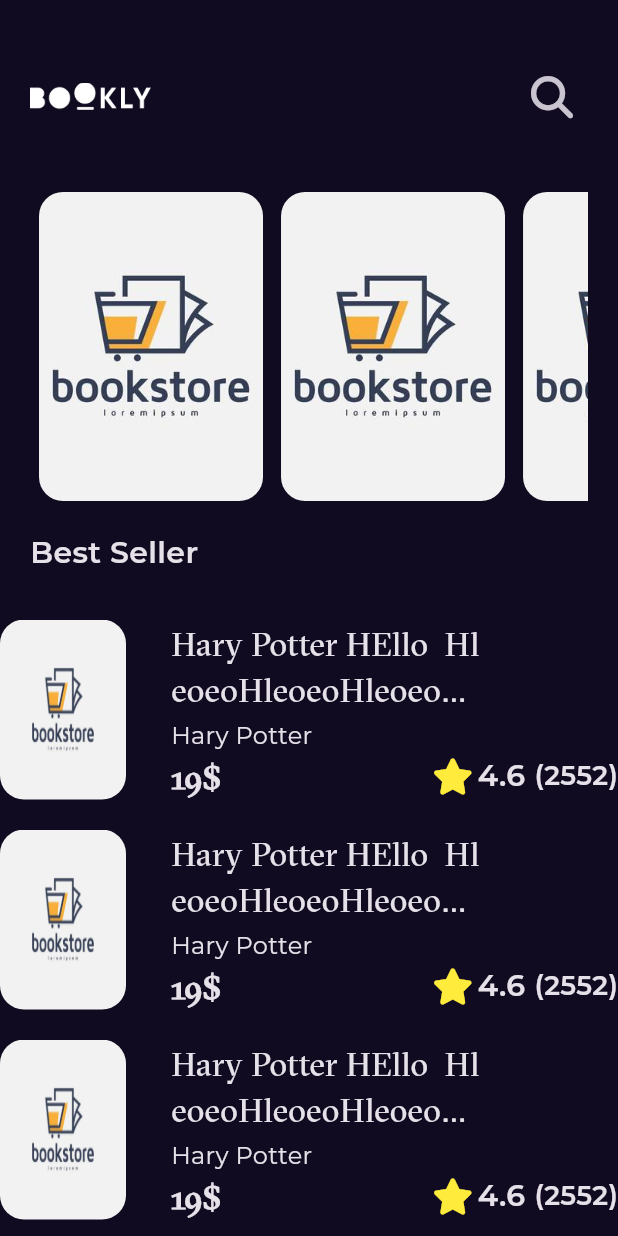
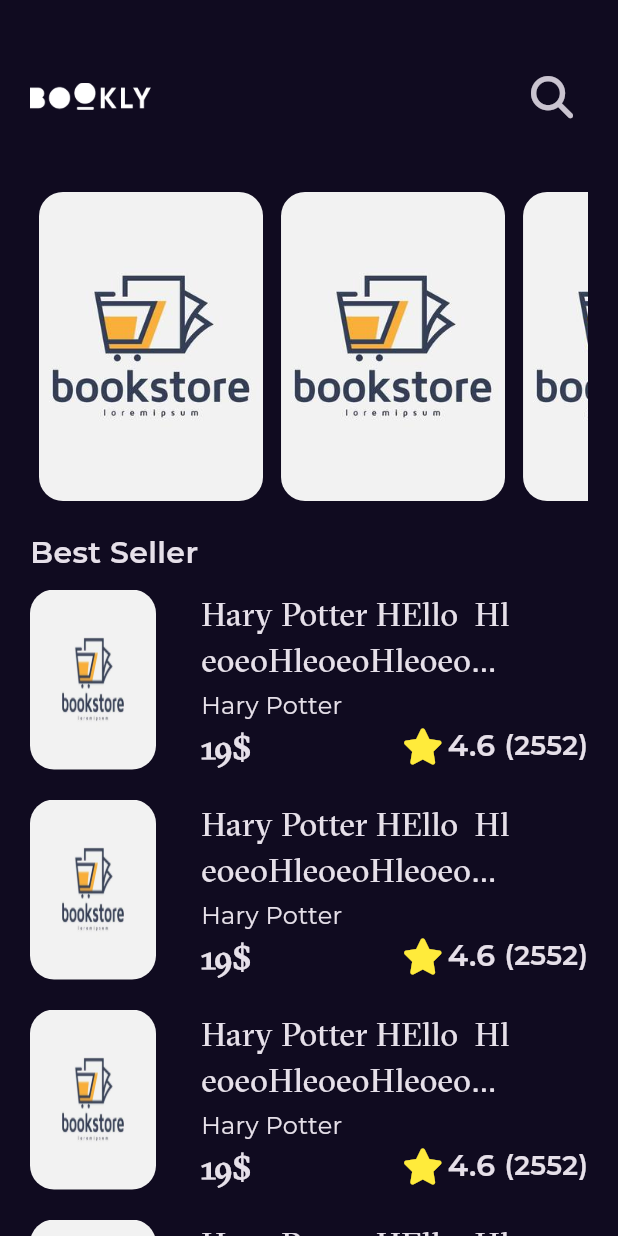
Before and after one commit to abdobassel/Bookly_store_flutter, a Flutter app: the screen it shows after launch, on a phone screen of 412 x 824 dp. Run offline on Flutter 3.47's test engine with Material 3 defaults, Android fonts, the phone set to English and light mode, and no system bars; our stand-ins replace dio, flutter_bloc, fluttertoast, font_awesome_flutter, get, go_router and 1 more.

```diff
--- /dev/null
+++ b/lib/core/utilis/app_router.dart
@@ -0,0 +1,11 @@
+import 'package:book_store/features/Splash/presintaion/views/SplashView/splashViewScreen.dart';
+import 'package:book_store/features/home/presintation/views/home_view.dart';
+import 'package:go_router/go_router.dart';
+
+abstract class AppRouter {
+  static const KHomeView = '/homeView';
+  static final router = GoRouter(routes: [
+    GoRoute(path: '/', builder: (context, state) => SplashView()),
+    GoRoute(path: KHomeView, builder: (context, state) => HomeView()),
+  ]);
+}
--- a/lib/features/home/presintation/views/widgets/home_view_body.dart
+++ b/lib/features/home/presintation/views/widgets/home_view_body.dart
@@ -33,9 +33,6 @@ class HomeViewBody extends StatelessWidget {
                   'Best Seller',
                   style: Styles.textStyle20,
                 )),
-                SizedBox(
-                  height: 20,
-                ),
               ],
             ),
           ),
--- a/lib/features/home/presintation/views/widgets/listview_seller.dart
+++ b/lib/features/home/presintation/views/widgets/listview_seller.dart
@@ -7,13 +7,13 @@ class BestSellerListView extends StatelessWidget {
   @override
   Widget build(BuildContext context) {
     return ListView.builder(
-      itemCount: 10,
+      itemCount: 15,
+      shrinkWrap: true,
       physics: NeverScrollableScrollPhysics(),
       itemBuilder: (context, index) => Padding(
-        padding: const EdgeInsets.symmetric(vertical: 10),
+        padding: const EdgeInsets.symmetric(vertical: 10, horizontal: 20),
         child: BestSellerListItem(),
       ),
-      shrinkWrap: true,
     );
   }
 }
--- a/lib/main.dart
+++ b/lib/main.dart
@@ -1,5 +1,6 @@
 import 'package:book_store/apiDio/apidio.dart';
 import 'package:book_store/constants.dart';
+import 'package:book_store/core/utilis/app_router.dart';
 import 'package:book_store/features/Splash/presintaion/views/SplashView/splashViewScreen.dart';
 import 'package:flutter/material.dart';
 import 'package:get/get_navigation/src/root/get_material_app.dart';
@@ -15,14 +16,13 @@ class BooklyApp extends StatelessWidget {
 
   @override
   Widget build(BuildContext context) {
-    return GetMaterialApp(
+    return MaterialApp.router(
+      routerConfig: AppRouter.router,
       theme: ThemeData.dark().copyWith(
         scaffoldBackgroundColor: kPrimaryColor,
         textTheme: GoogleFonts.montserratTextTheme(ThemeData.dark().textTheme),
       ),
       debugShowCheckedModeBanner: false,
-      home: const SplashView(),
-      routes: {},
     );
   }
 }
```
Also changed, not shown: lib/features/Splash/presintaion/views/SplashView/widgets/splash_body.dart (+9 -5 lines), lib/features/home/presintation/views/book_details_view.dart (added, +14 -0 lines), lib/features/home/presintation/views/widgets/book_details_view_body.dart (added, +12 -0 lines), pubspec.yaml (+1 -6 lines), lib/features/home/presintation/views/widgets/book_details_item.dart (added), lib/features/home/presintation/views/widgets/book_details_list_item.dart (added), pubspec.lock.
